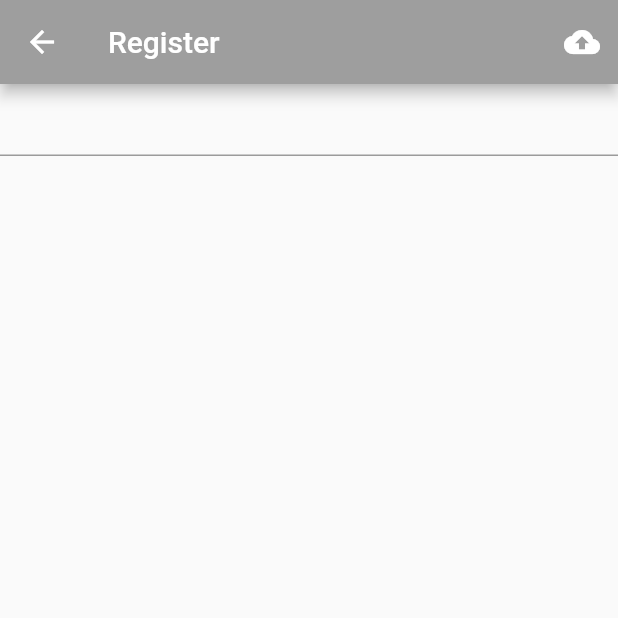
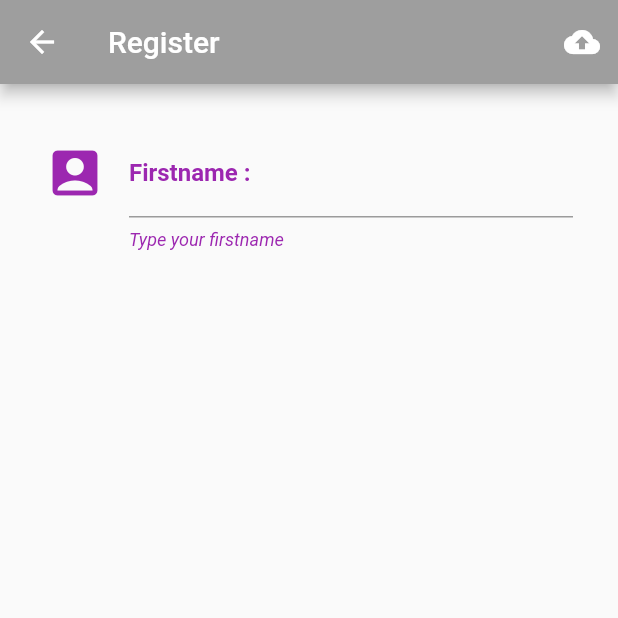
Before and after one commit to FrameTee29/Flutter_Test, a Flutter app: the Register screen opened directly, on a phone screen of 412 x 824 dp, the top half of it. Run offline on Flutter 3.47's test engine with Material 2 defaults, Android fonts, the phone set to English and light mode, and no system bars.

Commit message:
firstname

```diff
--- a/lib/screens/register.dart
+++ b/lib/screens/register.dart
@@ -19,10 +19,27 @@ class _RegisterState extends State<Register> {
     );
   }
 
-
-Widget nameText(){
-  return TextFormField();
-}
+  Widget nameText() {
+    return TextFormField(style: TextStyle(color:Colors.purple),
+      decoration: InputDecoration(
+        icon: Icon(
+          Icons.account_box,
+          color: Colors.purple,
+          size: 40.0,
+        ),
+        labelText: 'Firstname :',
+        labelStyle: TextStyle(
+          color: Colors.purple,
+          fontWeight: FontWeight.bold,
+        ),
+        helperText: 'Type your firstname ',
+        helperStyle: TextStyle(
+          color: Colors.purple,
+          fontStyle: FontStyle.italic,
+        ),
+      ),
+    );
+  }
 
   @override
   Widget build(BuildContext context) {
@@ -34,7 +51,12 @@ Widget nameText(){
           registerButton(),
         ],
       ),
-      body: ListView(children: <Widget>[nameText(),],),
+      body: ListView(
+        padding: EdgeInsets.all(30.0),
+        children: <Widget>[
+          nameText(),
+        ],
+      ),
     );
   }
 }
```
